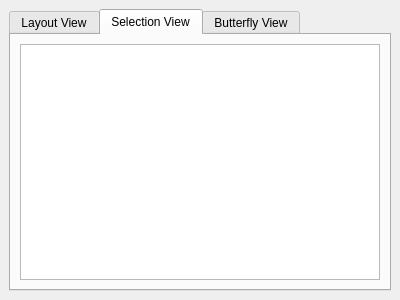
First picture: the form in applications/mne_browse_raw_qt/Windows/averagewindow.ui, repository mne-tools/mne-cpp, before the edit.
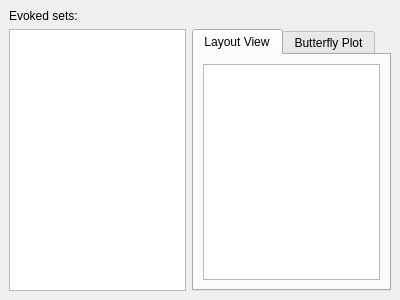
Second picture: the form after the edit.

Commit message: - fixed filter performance bug - average model is now a table model - added table view in the average window to manage the different sets

```diff
--- a/applications/mne_browse_raw_qt/Windows/averagewindow.ui
+++ b/applications/mne_browse_raw_qt/Windows/averagewindow.ui
@@ -17,11 +17,11 @@
    <string>Averages</string>
   </property>
   <widget class="QWidget" name="dockWidgetContents">
-   <layout class="QHBoxLayout" name="horizontalLayout">
-    <item>
+   <layout class="QGridLayout" name="gridLayout_7">
+    <item row="1" column="1">
      <widget class="QTabWidget" name="tabWidget">
       <property name="currentIndex">
-       <number>1</number>
+       <number>0</number>
       </property>
       <widget class="QWidget" name="tab">
        <attribute name="title">
@@ -31,21 +31,7 @@
         <item row="0" column="0">
          <layout class="QGridLayout" name="gridLayout">
           <item row="0" column="0">
-           <widget class="QGraphicsView" name="graphicsView"/>
-          </item>
-         </layout>
-        </item>
-       </layout>
-      </widget>
-      <widget class="QWidget" name="tab_2">
-       <attribute name="title">
-        <string>Selection View</string>
-       </attribute>
-       <layout class="QGridLayout" name="gridLayout_4">
-        <item row="0" column="0">
-         <layout class="QGridLayout" name="gridLayout_3">
-          <item row="0" column="0">
-           <widget class="QGraphicsView" name="graphicsView_2"/>
+           <widget class="QGraphicsView" name="m_graphicsView_layout"/>
           </item>
          </layout>
         </item>
@@ -53,7 +39,7 @@
       </widget>
       <widget class="QWidget" name="tab_3">
        <attribute name="title">
-        <string>Butterfly View</string>
+        <string>Butterfly Plot</string>
        </attribute>
        <layout class="QGridLayout" name="gridLayout_6">
         <item row="0" column="0">
@@ -67,6 +53,23 @@
       </widget>
      </widget>
     </item>
+    <item row="0" column="0">
+     <widget class="QLabel" name="m_label_EvokedSets">
+      <property name="text">
+       <string>Evoked sets:</string>
+      </property>
+     </widget>
+    </item>
+    <item row="1" column="0">
+     <widget class="QTableView" name="m_tableView_loadedSets">
+      <property name="sizePolicy">
+       <sizepolicy hsizetype="Expanding" vsizetype="Preferred">
+        <horstretch>0</horstretch>
+        <verstretch>0</verstretch>
+       </sizepolicy>
+      </property>
+     </widget>
+    </item>
    </layout>
   </widget>
  </widget>
```
Left out of the diff: 2 changed lines with no effect on the pictures. The commit also changes 12 other files.
